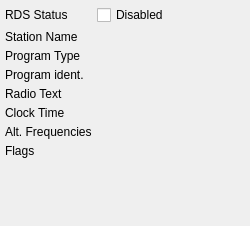
The window that src/qtgui/dockrds.ui (gqrx-sdr/gqrx) describes before a commit, drawn with Qt 5.
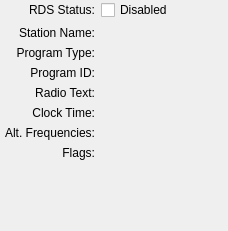
The same window after the commit.

Commit message:
Make RDS panel scrollable.
Fixes #253.

Patch:
```diff
--- a/src/qtgui/dockrds.ui
+++ b/src/qtgui/dockrds.ui
@@ -9,14 +9,14 @@
    <rect>
     <x>0</x>
     <y>0</y>
-    <width>250</width>
-    <height>226</height>
+    <width>228</width>
+    <height>231</height>
    </rect>
   </property>
   <property name="minimumSize">
    <size>
-    <width>250</width>
-    <height>226</height>
+    <width>89</width>
+    <height>104</height>
    </size>
   </property>
   <property name="allowedAreas">
@@ -26,36 +26,100 @@
    <string>RDS</string>
   </property>
   <widget class="QWidget" name="dockWidgetContents">
+   <layout class="QVBoxLayout" name="verticalLayout">
+    <property name="spacing">
+     <number>5</number>
+    </property>
+    <property name="leftMargin">
+     <number>5</number>
+    </property>
+    <property name="topMargin">
+     <number>0</number>
+    </property>
+    <property name="rightMargin">
+     <number>5</number>
+    </property>
+    <property name="bottomMargin">
+     <number>0</number>
+    </property>
+    <item>
+     <widget class="QScrollArea" name="scrollArea">
+      <property name="frameShape">
+       <enum>QFrame::NoFrame</enum>
+      </property>
+      <property name="frameShadow">
+       <enum>QFrame::Sunken</enum>
+      </property>
+      <property name="sizeAdjustPolicy">
+       <enum>QAbstractScrollArea::AdjustToContentsOnFirstShow</enum>
+      </property>
+      <property name="widgetResizable">
+       <bool>true</bool>
+      </property>
+      <widget class="QWidget" name="scrollAreaWidgetContents">
+       <property name="geometry">
+        <rect>
+         <x>0</x>
+         <y>0</y>
+         <width>218</width>
+         <height>206</height>
+        </rect>
+       </property>
    <layout class="QFormLayout" name="formLayout">
-    <property name="horizontalSpacing">
-     <number>5</number>
-    </property>
-    <property name="verticalSpacing">
-     <number>5</number>
+        <property name="fieldGrowthPolicy">
+         <enum>QFormLayout::ExpandingFieldsGrow</enum>
+        </property>
+        <property name="labelAlignment">
+         <set>Qt::AlignRight|Qt::AlignTrailing|Qt::AlignVCenter</set>
     </property>
     <property name="leftMargin">
-     <number>5</number>
+         <number>0</number>
     </property>
     <property name="topMargin">
-     <number>5</number>
+         <number>0</number>
     </property>
     <property name="rightMargin">
-     <number>5</number>
+         <number>0</number>
     </property>
     <property name="bottomMargin">
-     <number>5</number>
+         <number>0</number>
     </property>
     <item row="0" column="0">
      <widget class="QLabel" name="label_8">
       <property name="text">
-       <string>RDS Status</string>
+           <string>RDS Status:</string>
+          </property>
+          <property name="alignment">
+           <set>Qt::AlignRight|Qt::AlignTrailing|Qt::AlignVCenter</set>
+          </property>
+         </widget>
+        </item>
+        <item row="0" column="1">
+         <widget class="QCheckBox" name="rdsCheckbox">
+          <property name="sizePolicy">
+           <sizepolicy hsizetype="Preferred" vsizetype="Preferred">
+            <horstretch>0</horstretch>
+            <verstretch>0</verstretch>
+           </sizepolicy>
+          </property>
+          <property name="mouseTracking">
+           <bool>true</bool>
+          </property>
+          <property name="focusPolicy">
+           <enum>Qt::StrongFocus</enum>
+          </property>
+          <property name="text">
+           <string>Disabled</string>
       </property>
      </widget>
     </item>
     <item row="1" column="0">
      <widget class="QLabel" name="label">
       <property name="text">
-       <string>Station Name</string>
+           <string>Station Name:</string>
+          </property>
+          <property name="alignment">
+           <set>Qt::AlignRight|Qt::AlignTrailing|Qt::AlignVCenter</set>
       </property>
      </widget>
     </item>
@@ -81,7 +145,10 @@
     <item row="2" column="0">
      <widget class="QLabel" name="label_3">
       <property name="text">
-       <string>Program Type</string>
+           <string>Program Type:</string>
+          </property>
+          <property name="alignment">
+           <set>Qt::AlignRight|Qt::AlignTrailing|Qt::AlignVCenter</set>
       </property>
      </widget>
     </item>
@@ -107,7 +174,10 @@
     <item row="3" column="0">
      <widget class="QLabel" name="label_4">
       <property name="text">
-       <string>Program ident.</string>
+           <string>Program ID:</string>
+          </property>
+          <property name="alignment">
+           <set>Qt::AlignRight|Qt::AlignTrailing|Qt::AlignVCenter</set>
       </property>
      </widget>
     </item>
@@ -132,8 +202,17 @@
     </item>
     <item row="4" column="0">
      <widget class="QLabel" name="label_5">
+          <property name="sizePolicy">
+           <sizepolicy hsizetype="Preferred" vsizetype="Preferred">
+            <horstretch>0</horstretch>
+            <verstretch>0</verstretch>
+           </sizepolicy>
+          </property>
       <property name="text">
-       <string>Radio Text</string>
+           <string>Radio Text:</string>
+          </property>
+          <property name="alignment">
+           <set>Qt::AlignRight|Qt::AlignTrailing|Qt::AlignVCenter</set>
       </property>
      </widget>
     </item>
@@ -159,7 +238,10 @@
     <item row="5" column="0">
      <widget class="QLabel" name="label_6">
       <property name="text">
-       <string>Clock Time</string>
+           <string>Clock Time:</string>
+          </property>
+          <property name="alignment">
+           <set>Qt::AlignRight|Qt::AlignTrailing|Qt::AlignVCenter</set>
       </property>
      </widget>
     </item>
@@ -185,7 +267,10 @@
     <item row="6" column="0">
      <widget class="QLabel" name="label_7">
       <property name="text">
-       <string>Alt. Frequencies</string>
+           <string>Alt. Frequencies:</string>
+          </property>
+          <property name="alignment">
+           <set>Qt::AlignRight|Qt::AlignTrailing|Qt::AlignVCenter</set>
       </property>
      </widget>
     </item>
@@ -211,7 +296,10 @@
     <item row="7" column="0">
      <widget class="QLabel" name="label_2">
       <property name="text">
-       <string>Flags</string>
+           <string>Flags:</string>
+          </property>
+          <property name="alignment">
+           <set>Qt::AlignRight|Qt::AlignTrailing|Qt::AlignVCenter</set>
       </property>
      </widget>
     </item>
@@ -234,23 +322,8 @@
       </property>
      </widget>
     </item>
-    <item row="0" column="1">
-     <widget class="QCheckBox" name="rdsCheckbox">
-      <property name="sizePolicy">
-       <sizepolicy hsizetype="Preferred" vsizetype="Preferred">
-        <horstretch>0</horstretch>
-        <verstretch>0</verstretch>
-       </sizepolicy>
-      </property>
-      <property name="mouseTracking">
-       <bool>true</bool>
-      </property>
-      <property name="focusPolicy">
-       <enum>Qt::StrongFocus</enum>
-      </property>
-      <property name="text">
-       <string>Disabled</string>
-      </property>
+       </layout>
+      </widget>
      </widget>
     </item>
    </layout>
```
Lines whose indentation alone changed are shown as unchanged.
